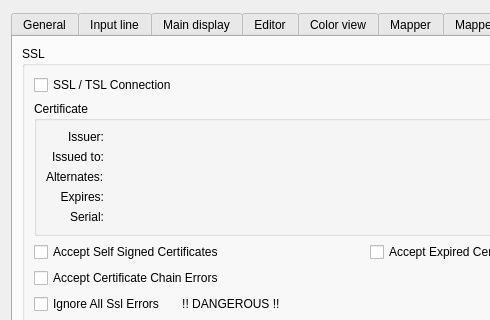
Qt form src/ui/profile_preferences.ui (Mudlet/Mudlet) before a commit; both pictures show x 0 to 490 and y 0 to 320 of the 733 by 803 pixel window.
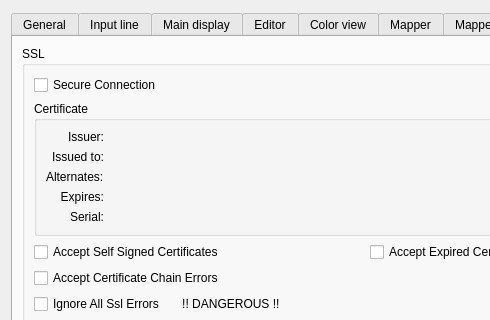
The same form after that commit. The open tabs and pages were chosen to show the change. Icons and pictures are not drawn. Custom widgets are drawn as their Qt base class.

Commit message:
fix loosing port number, connection button not correctly disabling
reformat edited portions

Diff of the .ui file:
```diff
--- a/src/ui/profile_preferences.ui
+++ b/src/ui/profile_preferences.ui
@@ -4505,7 +4505,7 @@
           <item row="0" column="0">
            <widget class="QCheckBox" name="checkBox_ssl">
             <property name="text">
-             <string>SSL / TSL Connection</string>
+             <string>Secure Connection</string>
             </property>
            </widget>
           </item>
```
Left out of the diff: 15 changed lines with no effect on the pictures. The commit also changes 4 other files.
